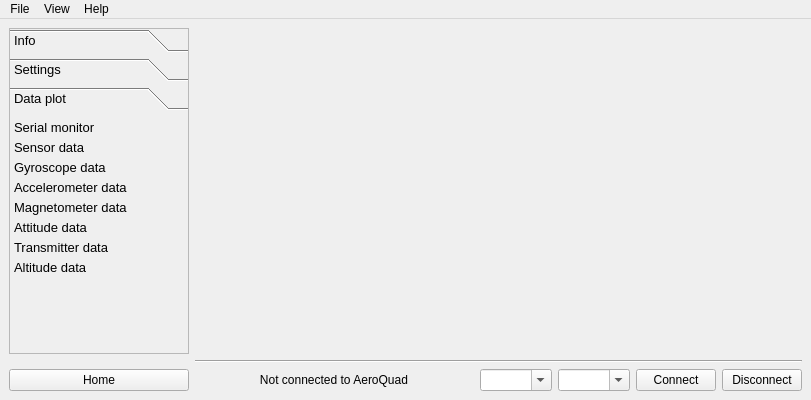
AeroQuad/AeroQuadConfiguratorPyQt, file ui/MainWindow.ui: the form before one commit.
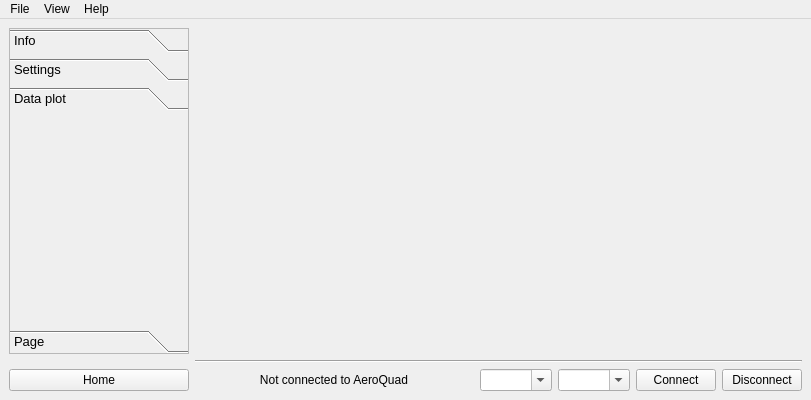
The form after the commit. The open tabs and pages were chosen to show the change. Icons and pictures are not drawn.

```diff
--- a/ui/MainWindow.ui
+++ b/ui/MainWindow.ui
@@ -485,8 +485,8 @@
         <rect>
          <x>0</x>
          <y>0</y>
-         <width>98</width>
-         <height>28</height>
+         <width>178</width>
+         <height>199</height>
         </rect>
        </property>
        <attribute name="icon">
@@ -496,358 +496,11 @@
        <attribute name="label">
         <string>Data plot</string>
        </attribute>
-       <widget class="QPushButton" name="sidemenu_button_serial_monitor">
-        <property name="geometry">
-         <rect>
-          <x>3</x>
-          <y>0</y>
-          <width>176</width>
-          <height>23</height>
-         </rect>
-        </property>
-        <property name="minimumSize">
-         <size>
-          <width>0</width>
-          <height>0</height>
-         </size>
-        </property>
-        <property name="font">
-         <font>
-          <pointsize>10</pointsize>
-          <underline>false</underline>
-         </font>
-        </property>
-        <property name="layoutDirection">
-         <enum>Qt::LeftToRight</enum>
-        </property>
-        <property name="autoFillBackground">
-         <bool>false</bool>
-        </property>
-        <property name="styleSheet">
-         <string notr="true">text-align: left</string>
-        </property>
-        <property name="text">
-         <string>Serial monitor</string>
-        </property>
-        <property name="icon">
-         <iconset>
-          <normaloff>../resources/arrow_right.png</normaloff>../resources/arrow_right.png</iconset>
-        </property>
-        <property name="default">
-         <bool>false</bool>
-        </property>
-        <property name="flat">
-         <bool>true</bool>
-        </property>
-       </widget>
-       <widget class="QPushButton" name="sidemenu_button_sensor_data">
-        <property name="geometry">
-         <rect>
-          <x>3</x>
-          <y>20</y>
-          <width>176</width>
-          <height>23</height>
-         </rect>
-        </property>
-        <property name="minimumSize">
-         <size>
-          <width>0</width>
-          <height>0</height>
-         </size>
-        </property>
-        <property name="font">
-         <font>
-          <pointsize>10</pointsize>
-          <underline>false</underline>
-         </font>
-        </property>
-        <property name="layoutDirection">
-         <enum>Qt::LeftToRight</enum>
-        </property>
-        <property name="autoFillBackground">
-         <bool>false</bool>
-        </property>
-        <property name="styleSheet">
-         <string notr="true">text-align: left</string>
-        </property>
-        <property name="text">
-         <string>Sensor data</string>
-        </property>
-        <property name="icon">
-         <iconset>
-          <normaloff>../resources/arrow_right.png</normaloff>../resources/arrow_right.png</iconset>
-        </property>
-        <property name="default">
-         <bool>false</bool>
-        </property>
-        <property name="flat">
-         <bool>true</bool>
-        </property>
-       </widget>
-       <widget class="QPushButton" name="sidemenu_button_gyroscope_data">
-        <property name="geometry">
-         <rect>
-          <x>3</x>
-          <y>40</y>
-          <width>176</width>
-          <height>23</height>
-         </rect>
-        </property>
-        <property name="minimumSize">
-         <size>
-          <width>0</width>
-          <height>0</height>
-         </size>
-        </property>
-        <property name="font">
-         <font>
-          <pointsize>10</pointsize>
-          <underline>false</underline>
-         </font>
-        </property>
-        <property name="layoutDirection">
-         <enum>Qt::LeftToRight</enum>
-        </property>
-        <property name="autoFillBackground">
-         <bool>false</bool>
-        </property>
-        <property name="styleSheet">
-         <string notr="true">text-align: left</string>
-        </property>
-        <property name="text">
-         <string>Gyroscope data</string>
-        </property>
-        <property name="icon">
-         <iconset>
-          <normaloff>../resources/arrow_right.png</normaloff>../resources/arrow_right.png</iconset>
-        </property>
-        <property name="default">
-         <bool>false</bool>
-        </property>
-        <property name="flat">
-         <bool>true</bool>
-        </property>
-       </widget>
-       <widget class="QPushButton" name="sidemenu_button_accelerometer_data">
-        <property name="geometry">
-         <rect>
-          <x>3</x>
-          <y>60</y>
-          <width>176</width>
-          <height>23</height>
-         </rect>
-        </property>
-        <property name="minimumSize">
-         <size>
-          <width>0</width>
-          <height>0</height>
-         </size>
-        </property>
-        <property name="font">
-         <font>
-          <pointsize>10</pointsize>
-          <underline>false</underline>
-         </font>
-        </property>
-        <property name="layoutDirection">
-         <enum>Qt::LeftToRight</enum>
-        </property>
-        <property name="autoFillBackground">
-         <bool>false</bool>
-        </property>
-        <property name="styleSheet">
-         <string notr="true">text-align: left</string>
-        </property>
-        <property name="text">
-         <string>Accelerometer data</string>
-        </property>
-        <property name="icon">
-         <iconset>
-          <normaloff>../resources/arrow_right.png</normaloff>../resources/arrow_right.png</iconset>
-        </property>
-        <property name="default">
-         <bool>false</bool>
-        </property>
-        <property name="flat">
-         <bool>true</bool>
-        </property>
-       </widget>
-       <widget class="QPushButton" name="sidemenu_button_magnetometer_data">
-        <property name="geometry">
-         <rect>
-          <x>3</x>
-          <y>80</y>
-          <width>176</width>
-          <height>23</height>
-         </rect>
-        </property>
-        <property name="minimumSize">
-         <size>
-          <width>0</width>
-          <height>0</height>
-         </size>
-        </property>
-        <property name="font">
-         <font>
-          <pointsize>10</pointsize>
-          <underline>false</underline>
-         </font>
-        </property>
-        <property name="layoutDirection">
-         <enum>Qt::LeftToRight</enum>
-        </property>
-        <property name="autoFillBackground">
-         <bool>false</bool>
-        </property>
-        <property name="styleSheet">
-         <string notr="true">text-align: left</string>
-        </property>
-        <property name="text">
-         <string>Magnetometer data</string>
-        </property>
-        <property name="icon">
-         <iconset>
-          <normaloff>../resources/arrow_right.png</normaloff>../resources/arrow_right.png</iconset>
-        </property>
-        <property name="default">
-         <bool>false</bool>
-        </property>
-        <property name="flat">
-         <bool>true</bool>
-        </property>
-       </widget>
-       <widget class="QPushButton" name="sidemenu_button_attitude_data">
-        <property name="geometry">
-         <rect>
-          <x>3</x>
-          <y>100</y>
-          <width>176</width>
-          <height>23</height>
-         </rect>
-        </property>
-        <property name="minimumSize">
-         <size>
-          <width>0</width>
-          <height>0</height>
-         </size>
-        </property>
-        <property name="font">
-         <font>
-          <pointsize>10</pointsize>
-          <underline>false</underline>
-         </font>
-        </property>
-        <property name="layoutDirection">
-         <enum>Qt::LeftToRight</enum>
-        </property>
-        <property name="autoFillBackground">
-         <bool>false</bool>
-        </property>
-        <property name="styleSheet">
-         <string notr="true">text-align: left</string>
-        </property>
-        <property name="text">
-         <string>Attitude data</string>
-        </property>
-        <property name="icon">
-         <iconset>
-          <normaloff>../resources/arrow_right.png</normaloff>../resources/arrow_right.png</iconset>
-        </property>
-        <property name="default">
-         <bool>false</bool>
-        </property>
-        <property name="flat">
-         <bool>true</bool>
-        </property>
-       </widget>
-       <widget class="QPushButton" name="sidemenu_button_transmitter_data">
-        <property name="geometry">
-         <rect>
-          <x>3</x>
-          <y>120</y>
-          <width>176</width>
-          <height>23</height>
-         </rect>
-        </property>
-        <property name="minimumSize">
-         <size>
-          <width>0</width>
-          <height>0</height>
-         </size>
-        </property>
-        <property name="font">
-         <font>
-          <pointsize>10</pointsize>
-          <underline>false</underline>
-         </font>
-        </property>
-        <property name="layoutDirection">
-         <enum>Qt::LeftToRight</enum>
-        </property>
-        <property name="autoFillBackground">
-         <bool>false</bool>
-        </property>
-        <property name="styleSheet">
-         <string notr="true">text-align: left</string>
-        </property>
-        <property name="text">
-         <string>Transmitter data</string>
-        </property>
-        <property name="icon">
-         <iconset>
-          <normaloff>../resources/arrow_right.png</normaloff>../resources/arrow_right.png</iconset>
-        </property>
-        <property name="default">
-         <bool>false</bool>
-        </property>
-        <property name="flat">
-         <bool>true</bool>
-        </property>
-       </widget>
-       <widget class="QPushButton" name="sidemenu_button_altitude_data">
-        <property name="geometry">
-         <rect>
-          <x>3</x>
-          <y>140</y>
-          <width>176</width>
-          <height>23</height>
-         </rect>
-        </property>
-        <property name="minimumSize">
-         <size>
-          <width>0</width>
-          <height>0</height>
-         </size>
-        </property>
-        <property name="font">
-         <font>
-          <pointsize>10</pointsize>
-          <underline>false</underline>
-         </font>
-        </property>
-        <property name="layoutDirection">
-         <enum>Qt::LeftToRight</enum>
-        </property>
-        <property name="autoFillBackground">
-         <bool>false</bool>
-        </property>
-        <property name="styleSheet">
-         <string notr="true">text-align: left</string>
-        </property>
-        <property name="text">
-         <string>Altitude data</string>
-        </property>
-        <property name="icon">
-         <iconset>
-          <normaloff>../resources/arrow_right.png</normaloff>../resources/arrow_right.png</iconset>
-        </property>
-        <property name="default">
-         <bool>false</bool>
-        </property>
-        <property name="flat">
-         <bool>true</bool>
-        </property>
-       </widget>
+      </widget>
+      <widget class="QWidget" name="side_menu_mission_planer_page">
+       <attribute name="label">
+        <string>Page</string>
+       </attribute>
       </widget>
      </widget>
     </item>
```
Left out of the diff: 410 changed lines with no effect on the pictures.
